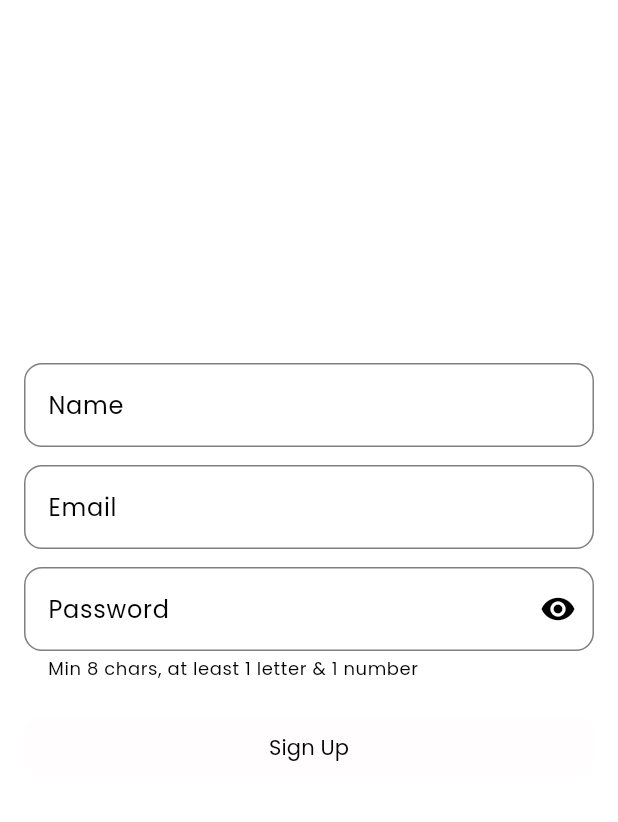
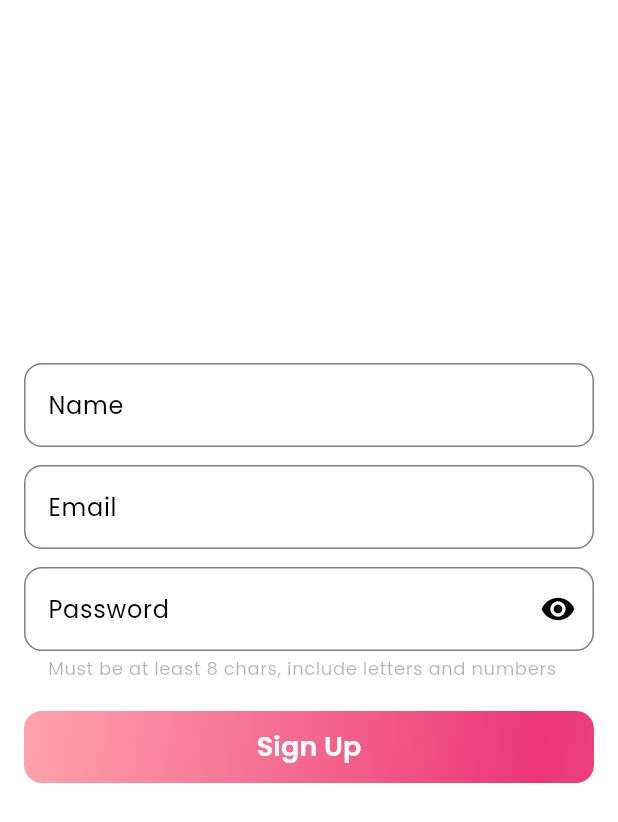
Before and after one commit to Sharkfin07/codexia, a Flutter app: the screen it shows after launch, after a tap on "Sign In", after a tap on "Don't have an account? Sign Up", on a phone screen of 412 x 824 dp. Shown: the top 822 px of the screen. Run offline on Flutter 3.47's test engine with Material 3 defaults, Android fonts, the phone set to English and light mode, and no system bars; our stand-ins replace cloud_firestore, dio, firebase_auth; accounts and stored records are empty; network calls fail.

Commit message:
feat: Input decoration theme fixes and AppTheme refactoring

```diff
--- a/lib/presentation/screens/auth/sign_in_screen.dart
+++ b/lib/presentation/screens/auth/sign_in_screen.dart
@@ -49,10 +49,10 @@ class _SignInScreenState extends State<SignInScreen> {
   @override
   Widget build(BuildContext context) {
     final scheme = Theme.of(context).colorScheme;
-    final inputFill = scheme.surface.withOpacity(0.08);
+    final inputFill = scheme.surface.withValues(alpha: 0.08);
     final border = OutlineInputBorder(
       borderRadius: BorderRadius.circular(12),
-      borderSide: BorderSide(color: scheme.outline.withOpacity(0.5)),
+      borderSide: BorderSide(color: scheme.outline.withValues(alpha: 0.5)),
     );
 
     return Scaffold(
@@ -83,8 +83,9 @@ class _SignInScreenState extends State<SignInScreen> {
                       ),
                     ),
                     validator: (v) {
-                      if (v == null || v.trim().isEmpty)
+                      if (v == null || v.trim().isEmpty) {
                         return 'Email required';
+                      }
                       if (!v.contains('@')) return 'Invalid email';
                       return null;
                     },
@@ -127,7 +128,17 @@ class _SignInScreenState extends State<SignInScreen> {
                   GlobalButton(
                     onPressed: _submit,
                     isLoading: _loading,
-                    child: const Text('Sign In'),
+                    variant: ButtonVariant.gradient,
+                    child: Padding(
+                      padding: const EdgeInsets.all(8.0),
+                      child: const Text(
+                        'Sign In',
+                        style: TextStyle(
+                          fontSize: 18,
+                          fontWeight: FontWeight.w600,
+                        ),
+                      ),
+                    ),
                   ),
 
                   const SizedBox(height: 12),
--- a/lib/presentation/screens/auth/sign_up_screen.dart
+++ b/lib/presentation/screens/auth/sign_up_screen.dart
@@ -58,10 +58,10 @@ class _SignUpScreenState extends State<SignUpScreen> {
   @override
   Widget build(BuildContext context) {
     final scheme = Theme.of(context).colorScheme;
-    final inputFill = scheme.surface.withOpacity(0.08);
+    final inputFill = scheme.surface.withValues(alpha: 0.08);
     final border = OutlineInputBorder(
       borderRadius: BorderRadius.circular(12),
-      borderSide: BorderSide(color: scheme.outline.withOpacity(0.5)),
+      borderSide: BorderSide(color: scheme.outline.withValues(alpha: 0.5)),
     );
 
     return Scaffold(
@@ -116,8 +116,9 @@ class _SignUpScreenState extends State<SignUpScreen> {
                       ),
                     ),
                     validator: (v) {
-                      if (v == null || v.trim().isEmpty)
+                      if (v == null || v.trim().isEmpty) {
                         return 'Email required';
+                      }
                       if (!v.contains('@')) return 'Invalid email';
                       return null;
                     },
@@ -131,7 +132,11 @@ class _SignUpScreenState extends State<SignUpScreen> {
                     obscureText: _obscure,
                     decoration: InputDecoration(
                       labelText: 'Password',
-                      helperText: 'Min 8 chars, at least 1 letter & 1 number',
+                      helperText:
+                          'Must be at least 8 chars, include letters and numbers',
+                      helperStyle: TextStyle(
+                        color: scheme.onSurface.withValues(alpha: 0.3),
+                      ),
                       filled: true,
                       fillColor: inputFill,
                       enabledBorder: border,
@@ -163,7 +168,17 @@ class _SignUpScreenState extends State<SignUpScreen> {
                   GlobalButton(
                     onPressed: _submit,
                     isLoading: _loading,
-                    child: const Text('Sign Up'),
+                    variant: ButtonVariant.gradient,
+                    child: Padding(
+                      padding: const EdgeInsets.all(8.0),
+                      child: const Text(
+                        'Sign Up',
+                        style: TextStyle(
+                          fontSize: 18,
+                          fontWeight: FontWeight.w600,
+                        ),
+                      ),
+                    ),
                   ),
 
                   const SizedBox(height: 12),
--- a/lib/presentation/theme/app_theme.dart
+++ b/lib/presentation/theme/app_theme.dart
@@ -3,7 +3,6 @@ import './app_palette.dart';
 
 class AppTheme {
   static ThemeData lightTheme() {
-    print("light mode");
     final scheme = ColorScheme.light(
       primary: AppPalette.lightPrimary,
       secondary: AppPalette.lightSecondary,
@@ -18,11 +17,42 @@ class AppTheme {
       brightness: Brightness.light,
       colorScheme: scheme,
       fontFamily: 'Poppins',
+      inputDecorationTheme: InputDecorationTheme(
+        filled: true,
+        fillColor: scheme.surface.withValues(alpha: 0.08),
+        labelStyle: TextStyle(color: scheme.onSurface),
+        errorStyle: TextStyle(color: scheme.error),
+        suffixIconColor: WidgetStateColor.resolveWith((states) {
+          if (states.contains(WidgetState.error)) return scheme.error;
+          if (states.contains(WidgetState.focused)) return scheme.primary;
+          return scheme.onSurface;
+        }),
+        prefixIconColor: WidgetStateColor.resolveWith((states) {
+          if (states.contains(WidgetState.error)) return scheme.error;
+          if (states.contains(WidgetState.focused)) return scheme.primary;
+          return scheme.onSurface;
+        }),
+        enabledBorder: OutlineInputBorder(
+          borderRadius: BorderRadius.circular(12),
+          borderSide: BorderSide(color: scheme.outline.withValues(alpha: 0.5)),
+        ),
+        focusedBorder: OutlineInputBorder(
+          borderRadius: BorderRadius.circular(12),
+          borderSide: BorderSide(color: scheme.primary, width: 1.5),
+        ),
+        errorBorder: OutlineInputBorder(
+          borderRadius: BorderRadius.circular(12),
+          borderSide: BorderSide(color: scheme.error),
+        ),
+        focusedErrorBorder: OutlineInputBorder(
+          borderRadius: BorderRadius.circular(12),
+          borderSide: BorderSide(color: scheme.error, width: 1.5),
+        ),
+      ),
     );
   }
 
   static ThemeData darkTheme() {
-    print("dark mode");
     final scheme = ColorScheme.dark(
       primary: AppPalette.darkPink,
       secondary: AppPalette.darkPrimary,
@@ -37,6 +67,38 @@ class AppTheme {
       brightness: Brightness.dark,
       colorScheme: scheme,
       fontFamily: 'Poppins',
+      inputDecorationTheme: InputDecorationTheme(
+        filled: true,
+        fillColor: scheme.surface.withValues(alpha: 0.08),
+        labelStyle: TextStyle(color: scheme.onSurface),
+        errorStyle: TextStyle(color: scheme.error),
+        suffixIconColor: WidgetStateColor.resolveWith((states) {
+          if (states.contains(WidgetState.error)) return scheme.error;
+          if (states.contains(WidgetState.focused)) return scheme.primary;
+          return scheme.onSurface;
+        }),
+        prefixIconColor: WidgetStateColor.resolveWith((states) {
+          if (states.contains(WidgetState.error)) return scheme.error;
+          if (states.contains(WidgetState.focused)) return scheme.primary;
+          return scheme.onSurface;
+        }),
+        enabledBorder: OutlineInputBorder(
+          borderRadius: BorderRadius.circular(12),
+          borderSide: BorderSide(color: scheme.outline.withValues(alpha: 0.5)),
+        ),
+        focusedBorder: OutlineInputBorder(
+          borderRadius: BorderRadius.circular(12),
+          borderSide: BorderSide(color: scheme.primary, width: 1.5),
+        ),
+        errorBorder: OutlineInputBorder(
+          borderRadius: BorderRadius.circular(12),
+          borderSide: BorderSide(color: scheme.error),
+        ),
+        focusedErrorBorder: OutlineInputBorder(
+          borderRadius: BorderRadius.circular(12),
+          borderSide: BorderSide(color: scheme.error, width: 1.5),
+        ),
+      ),
     );
   }
 }
```
